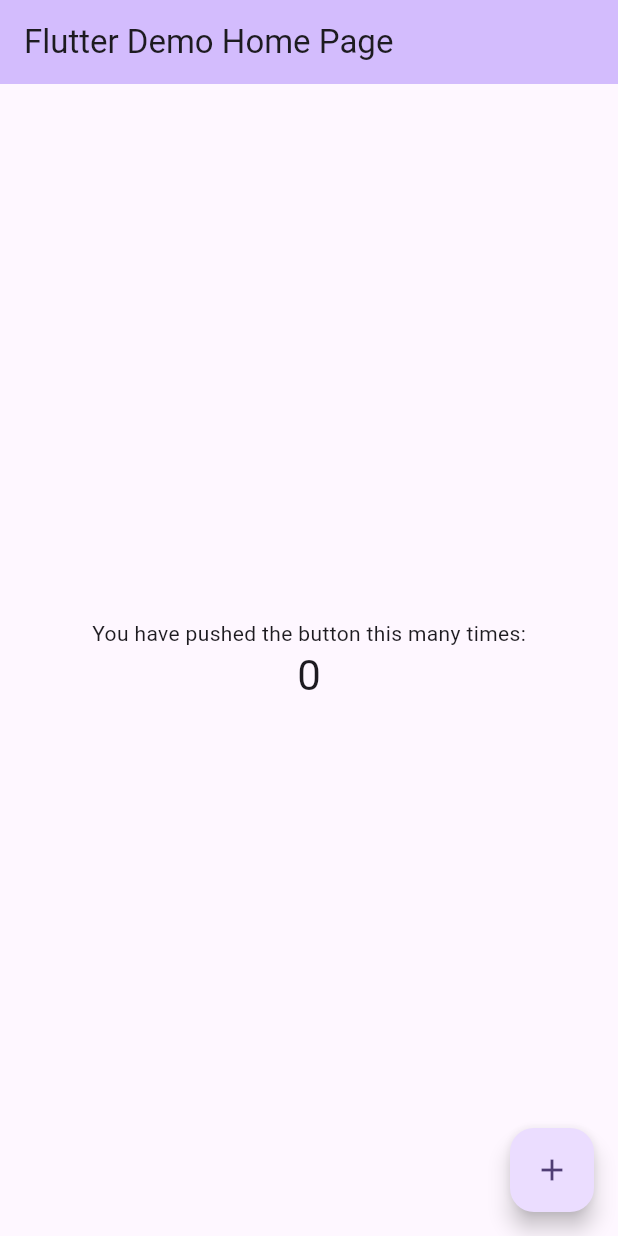
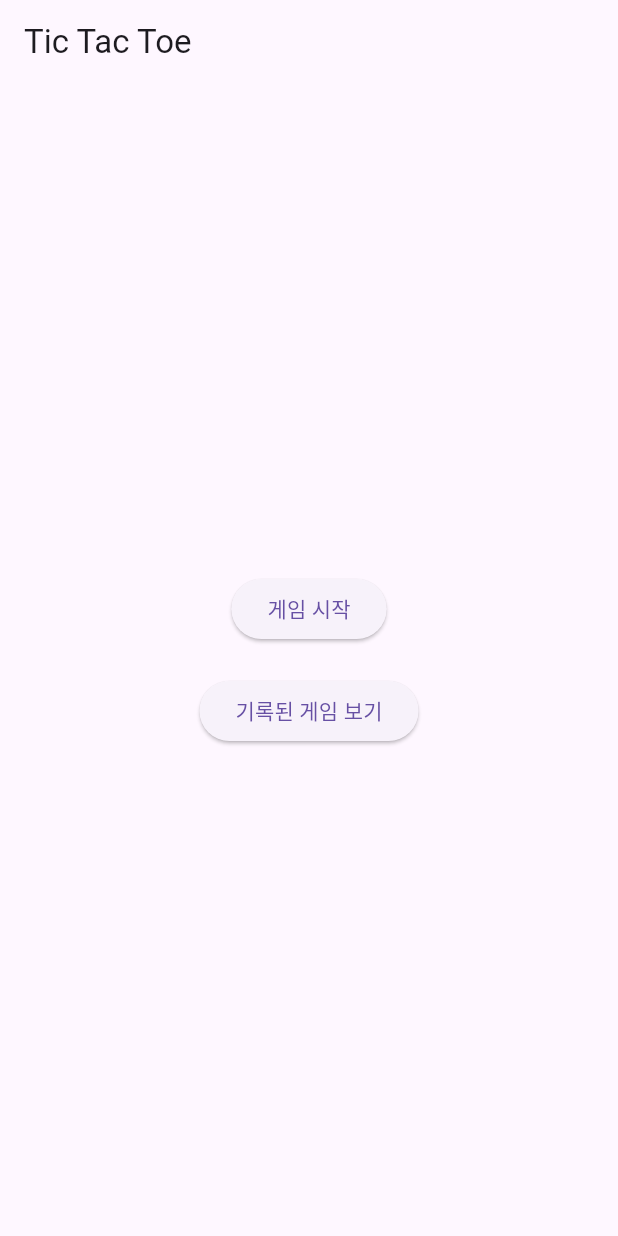
Before and after one commit to donghyukkil/flutter_tictactoe, a Flutter app: the screen it shows after launch, on a phone screen of 412 x 824 dp. Run offline on Flutter 3.47's test engine with Material 3 defaults, Android fonts, the phone set to English and light mode, and no system bars.

Commit message:
feat: 정적 페이지 추가

```diff
--- a/lib/main.dart
+++ b/lib/main.dart
@@ -1,4 +1,6 @@
 import 'package:flutter/material.dart';
+
+import 'views/home/home_screen.dart';
 
 void main() {
   runApp(const MyApp());
@@ -7,119 +9,10 @@ void main() {
 class MyApp extends StatelessWidget {
   const MyApp({super.key});
 
-  // This widget is the root of your application.
   @override
   Widget build(BuildContext context) {
-    return MaterialApp(
-      title: 'Flutter Demo',
-      theme: ThemeData(
-        // This is the theme of your application.
-        //
-        // TRY THIS: Try running your application with "flutter run". You'll see
-        // the application has a purple toolbar. Then, without quitting the app,
-        // try changing the seedColor in the colorScheme below to Colors.green
-        // and then invoke "hot reload" (save your changes or press the "hot
-        // reload" button in a Flutter-supported IDE, or press "r" if you used
-        // the command line to start the app).
-        //
-        // Notice that the counter didn't reset back to zero; the application
-        // state is not lost during the reload. To reset the state, use hot
-        // restart instead.
-        //
-        // This works for code too, not just values: Most code changes can be
-        // tested with just a hot reload.
-        colorScheme: ColorScheme.fromSeed(seedColor: Colors.deepPurple),
-        useMaterial3: true,
-      ),
-      home: const MyHomePage(title: 'Flutter Demo Home Page'),
+    return const MaterialApp(
+      home: HomeScreen(),
     );
   }
 }
-
-class MyHomePage extends StatefulWidget {
-  const MyHomePage({super.key, required this.title});
-
-  // This widget is the home page of your application. It is stateful, meaning
-  // that it has a State object (defined below) that contains fields that affect
-  // how it looks.
-
-  // This class is the configuration for the state. It holds the values (in this
-  // case the title) provided by the parent (in this case the App widget) and
-  // used by the build method of the State. Fields in a Widget subclass are
-  // always marked "final".
-
-  final String title;
-
-  @override
-  State<MyHomePage> createState() => _MyHomePageState();
-}
-
-class _MyHomePageState extends State<MyHomePage> {
-  int _counter = 0;
-
-  void _incrementCounter() {
-    setState(() {
-      // This call to setState tells the Flutter framework that something has
-      // changed in this State, which causes it to rerun the build method below
-      // so that the display can reflect the updated values. If we changed
-      // _counter without calling setState(), then the build method would not be
-      // called again, and so nothing would appear to happen.
-      _counter++;
-    });
-  }
-
-  @override
-  Widget build(BuildContext context) {
-    // This method is rerun every time setState is called, for instance as done
-    // by the _incrementCounter method above.
-    //
-    // The Flutter framework has been optimized to make rerunning build methods
-    // fast, so that you can just rebuild anything that needs updating rather
-    // than having to individually change instances of widgets.
-    return Scaffold(
-      appBar: AppBar(
-        // TRY THIS: Try changing the color here to a specific color (to
-        // Colors.amber, perhaps?) and trigger a hot reload to see the AppBar
-        // change color while the other colors stay the same.
-        backgroundColor: Theme.of(context).colorScheme.inversePrimary,
-        // Here we take the value from the MyHomePage object that was created by
-        // the App.build method, and use it to set our appbar title.
-        title: Text(widget.title),
-      ),
-      body: Center(
-        // Center is a layout widget. It takes a single child and positions it
-        // in the middle of the parent.
-        child: Column(
-          // Column is also a layout widget. It takes a list of children and
-          // arranges them vertically. By default, it sizes itself to fit its
-          // children horizontally, and tries to be as tall as its parent.
-          //
-          // Column has various properties to control how it sizes itself and
-          // how it positions its children. Here we use mainAxisAlignment to
-          // center the children vertically; the main axis here is the vertical
-          // axis because Columns are vertical (the cross axis would be
-          // horizontal).
-          //
-          // TRY THIS: Invoke "debug painting" (choose the "Toggle Debug Paint"
-          // action in the IDE, or press "p" in the console), to see the
-          // wireframe for each widget.
-          mainAxisAlignment: MainAxisAlignment.center,
-          children: <Widget>[
-            const Text(
-              'You have pushed the button this many times:',
-            ),
-            Text(
-              '$_counter',
-              style: Theme.of(context).textTheme.headlineMedium,
-            ),
-          ],
-        ),
-      ),
-      floatingActionButton: FloatingActionButton(
-        onPressed: _incrementCounter,
-        tooltip: 'Increment',
-        child: const Icon(Icons.add),
-      ), // This trailing comma makes auto-formatting nicer for build methods.
-    );
-  }
-}
--- /dev/null
+++ b/lib/views/home/home_screen.dart
@@ -0,0 +1,45 @@
+import 'package:flutter/material.dart';
+
+import '../game_settings/game_settings_screen.dart';
+import '../game_history/game_history_screen.dart';
+
+class HomeScreen extends StatelessWidget {
+  const HomeScreen({super.key});
+
+  @override
+  Widget build(BuildContext context) {
+    return Scaffold(
+      appBar: AppBar(
+        title: const Text('Tic Tac Toe'),
+      ),
+      body: Center(
+        child: Column(
+          mainAxisAlignment: MainAxisAlignment.center,
+          children: <Widget>[
+            ElevatedButton(
+              onPressed: () {
+                Navigator.push(
+                  context,
+                  MaterialPageRoute(
+                      builder: (context) => const GameSettingsScreen()),
+                );
+              },
+              child: const Text('게임 시작'),
+            ),
+            const SizedBox(height: 20),
+            ElevatedButton(
+              onPressed: () {
+                Navigator.push(
+                  context,
+                  MaterialPageRoute(
+                      builder: (context) => const GameHistoryScreen()),
+                );
+              },
+              child: const Text('기록된 게임 보기'),
+            ),
+          ],
+        ),
+      ),
+    );
+  }
+}
```
Also changed, not shown: lib/views/game/game_screen.dart (added, +39 -0 lines), lib/views/game_history/game_history_screen.dart (added, +49 -0 lines), lib/views/game_settings/game_settings_screen.dart (added, +76 -0 lines).
